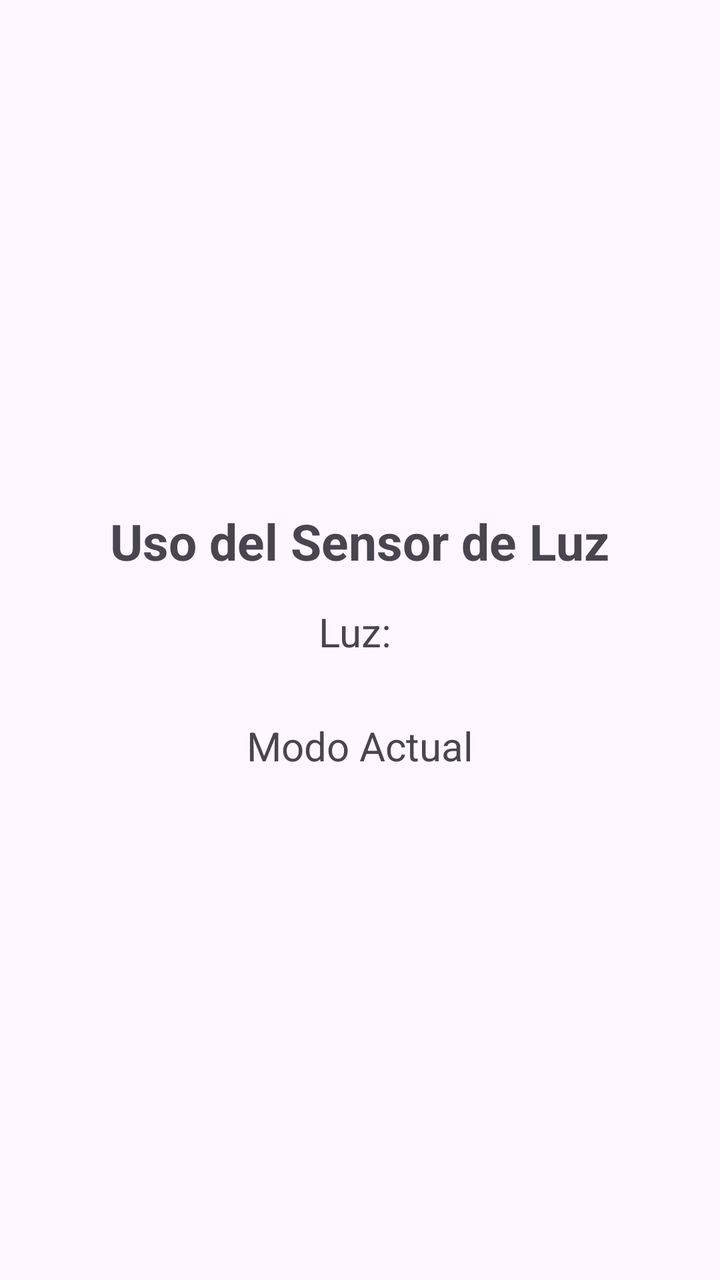
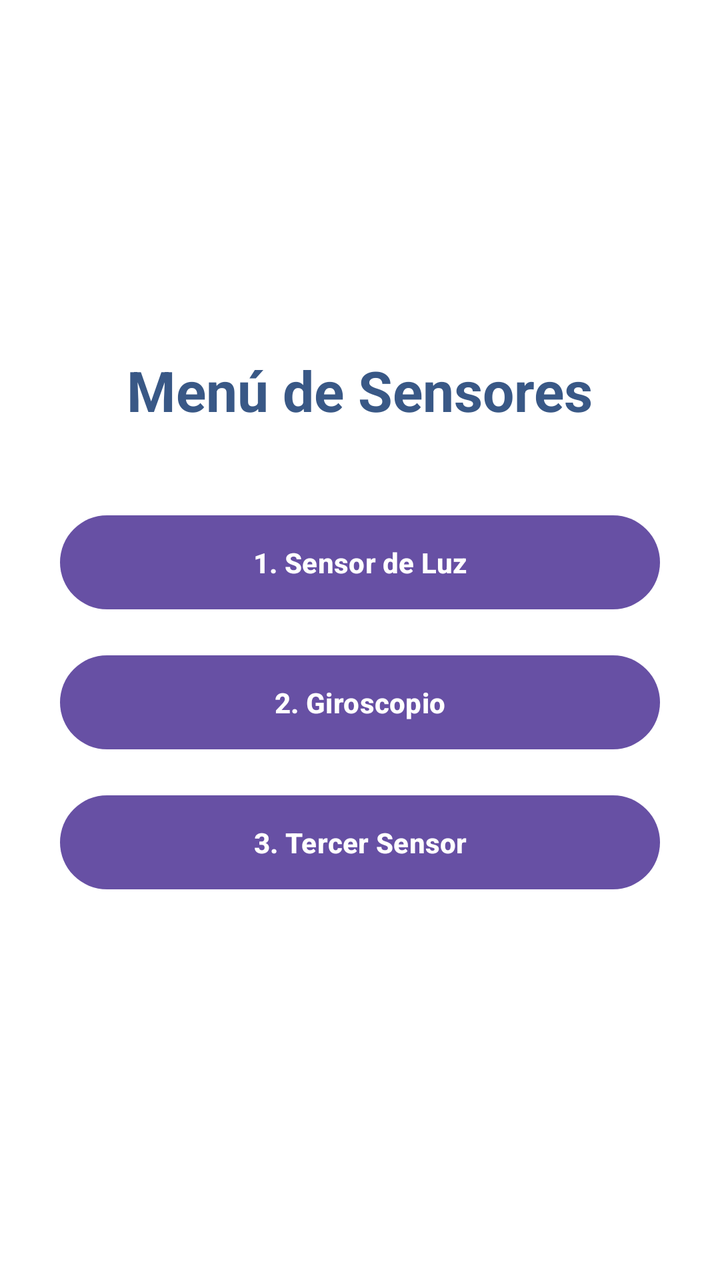

An Android layout rendered at two revisions. The XML below is the earlier revision; the diff shows what the commit changed to produce the second picture.
<!-- AndroidManifest.xml: application theme Theme.Sensores -->
<!-- res/layout/activity_main.xml -->
<?xml version="1.0" encoding="utf-8"?>
<androidx.constraintlayout.widget.ConstraintLayout xmlns:android="http://schemas.android.com/apk/res/android"
    xmlns:app="http://schemas.android.com/apk/res-auto"
    xmlns:tools="http://schemas.android.com/tools"
    android:id="@+id/main"
    android:layout_width="match_parent"
    android:layout_height="match_parent"
    tools:context=".MainActivity">

    <LinearLayout
        android:layout_width="match_parent"
        android:layout_height="match_parent"
        android:orientation="vertical"
        android:gravity="center"
        android:padding="20dp">

        <TextView
            android:id="@+id/tvTitulo"
            android:layout_width="wrap_content"
            android:layout_height="wrap_content"
            android:text="Uso del Sensor de Luz"
            android:textSize="25sp"
            android:textStyle="bold"/>

        <TextView
            android:id="@+id/tvValores"
            android:layout_width="wrap_content"
            android:layout_height="wrap_content"
            android:text="Luz: "
            android:textSize="20sp"
            android:layout_marginTop="15dp"/>

        <TextView
            android:id="@+id/tvEstado"
            android:layout_width="wrap_content"
            android:layout_height="wrap_content"
            android:text="Modo Actual"
            android:textSize="20sp"
            android:layout_marginTop="30dp"/>

    </LinearLayout>

</androidx.constraintlayout.widget.ConstraintLayout>
<!-- resources referenced by this layout -->
<resources>
  <style name="Theme.Sensores" parent="Base.Theme.Sensores" />
  <style name="Base.Theme.Sensores" parent="Theme.Material3.DayNight.NoActionBar">
          
          
      </style>
</resources>

<!-- the commit's change to res/layout/activity_main.xml (unified diff, before → after) -->
@@ -5,38 +5,59 @@
     android:id="@+id/main"
     android:layout_width="match_parent"
     android:layout_height="match_parent"
+    android:background="@color/white"
     tools:context=".MainActivity">
 
     <LinearLayout
         android:layout_width="match_parent"
-        android:layout_height="match_parent"
+        android:layout_height="wrap_content"
+        android:gravity="center"
         android:orientation="vertical"
-        android:gravity="center"
-        android:padding="20dp">
+        android:padding="30dp"
+        app:layout_constraintBottom_toBottomOf="parent"
+        app:layout_constraintEnd_toEndOf="parent"
+        app:layout_constraintStart_toStartOf="parent"
+        app:layout_constraintTop_toTopOf="parent">
 
         <TextView
-            android:id="@+id/tvTitulo"
+            android:id="@+id/tvTituloMenu"
             android:layout_width="wrap_content"
             android:layout_height="wrap_content"
-            android:text="Uso del Sensor de Luz"
-            android:textSize="25sp"
-            android:textStyle="bold"/>
+            android:layout_marginBottom="40dp"
+            android:text="Menú de Sensores"
+            android:textColor="#395886"
+            android:textSize="28sp"
+            android:textStyle="bold" />
 
-        <TextView
-            android:id="@+id/tvValores"
-            android:layout_width="wrap_content"
-            android:layout_height="wrap_content"
-            android:text="Luz: "
-            android:textSize="20sp"
-            android:layout_marginTop="15dp"/>
+        <Button
+            android:id="@+id/btnSensor1"
+            android:layout_width="match_parent"
+            android:layout_height="55dp"
+            android:layout_marginBottom="15dp"
+            android:text="1. Sensor de Luz"
+            android:textColor="#FFFFFF"
+            android:textSize="14sp"
+            android:textStyle="bold" />
 
-        <TextView
-            android:id="@+id/tvEstado"
-            android:layout_width="wrap_content"
-            android:layout_height="wrap_content"
-            android:text="Modo Actual"
-            android:textSize="20sp"
-            android:layout_marginTop="30dp"/>
+        <Button
+            android:id="@+id/btnSensor2"
+            android:layout_width="match_parent"
+            android:layout_height="55dp"
+            android:layout_marginBottom="15dp"
+            android:text="2. Giroscopio"
+            android:textColor="#FFFFFF"
+            android:textSize="14sp"
+            android:textStyle="bold" />
+
+        <Button
+            android:id="@+id/btnSensor3"
+            android:layout_width="match_parent"
+            android:layout_height="55dp"
+            android:layout_marginBottom="15dp"
+            android:text="3. Tercer Sensor"
+            android:textColor="#FFFFFF"
+            android:textSize="14sp"
+            android:textStyle="bold" />
 
     </LinearLayout>
 
<!-- resource entries referenced after the edit -->
@@ -1,5 +1,6 @@
 <!-- resources referenced by this layout -->
 <resources>
+  <color name="white">#FFFFFFFF</color>
   <style name="Theme.Sensores" parent="Base.Theme.Sensores" />
   <style name="Base.Theme.Sensores" parent="Theme.Material3.DayNight.NoActionBar">
           
